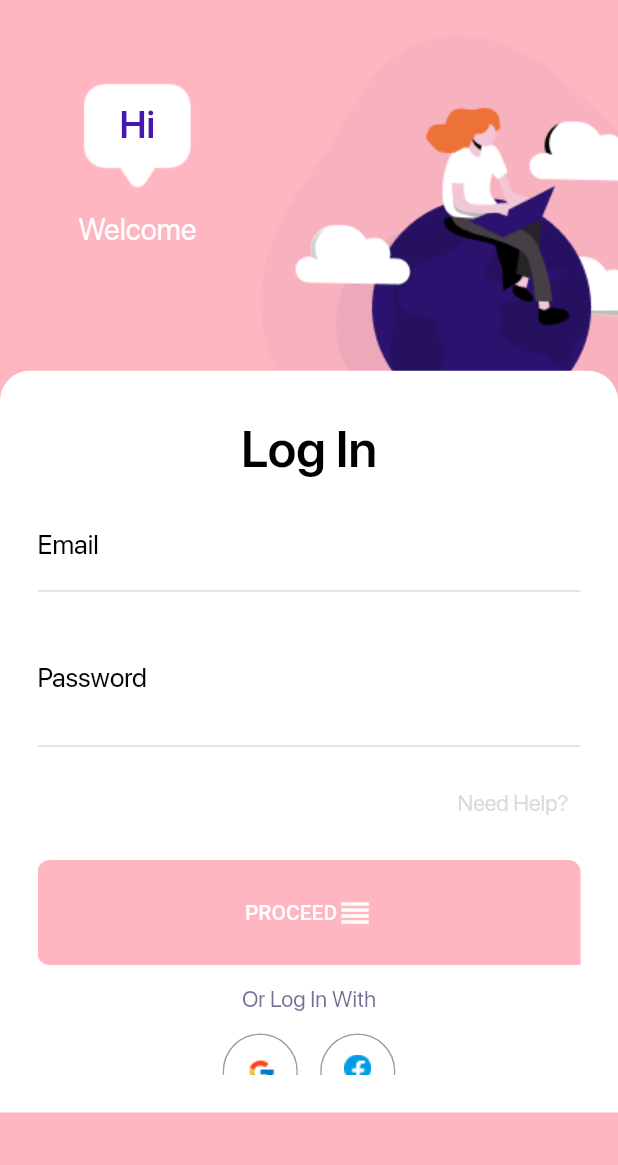
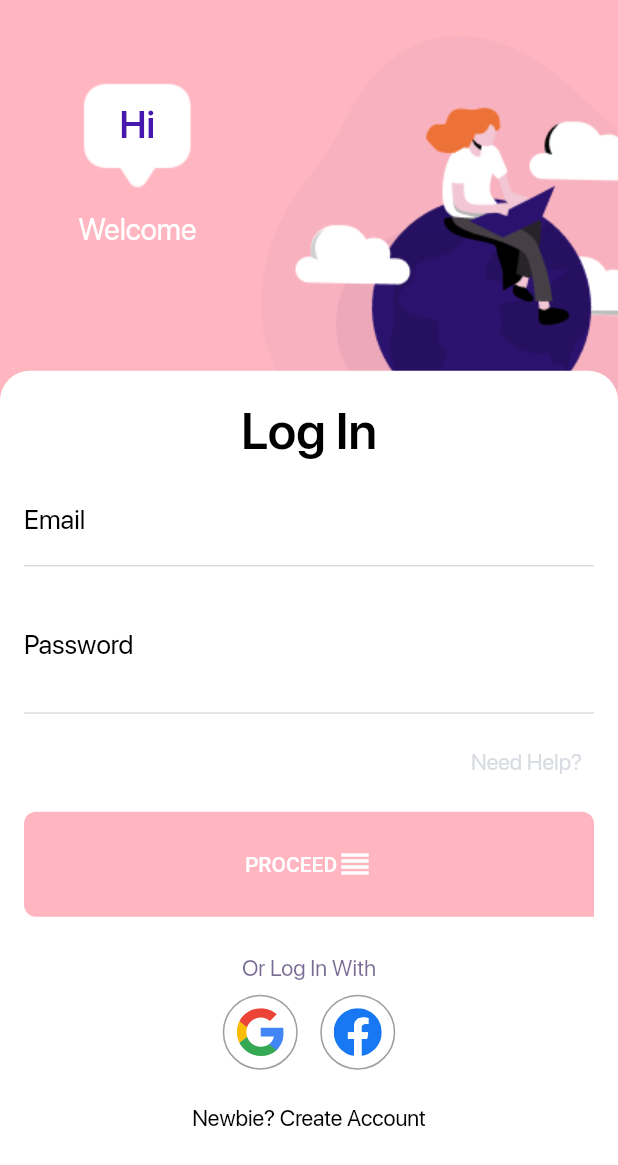
Before and after one commit to SPARSHAGGARWAL17/dating-app, a Flutter app: the screen it shows after launch, after a tap on "Get Started", on a phone screen of 412 x 824 dp. Shown: the top 1165 px of the screen. Run offline on Flutter 3.47's test engine with Material 2 defaults, Android fonts, the phone set to English and light mode, and no system bars; our stand-ins replace carousel_slider, flutter_svg, pin_code_fields.

Commit message:
bugs fixes

```diff
--- a/lib/main.dart
+++ b/lib/main.dart
@@ -1,3 +1,5 @@
+// @dart=2.9
+
 import 'package:bewp_life/routes.dart';
 import 'package:bewp_life/view/startup-screens/welcome-page.dart';
 import 'package:flutter/material.dart';
--- a/lib/view/startup-screens/login-email.dart
+++ b/lib/view/startup-screens/login-email.dart
@@ -2,6 +2,7 @@ import 'package:bewp_life/const.dart';
 import 'package:bewp_life/view/forgot-password/forgot-password.dart';
 import 'package:bewp_life/view/startup-screens/registerApp.dart';
 import 'package:flutter/material.dart';
+import 'package:flutter_svg/svg.dart';
 
 class LoginEmailPage extends StatefulWidget {
   static const Route = '/login';
@@ -78,9 +79,9 @@ class _LoginEmailPageState extends State<LoginEmailPage> {
                 ),
               ),
               Container(
-                height: size.height * 0.6,
+                height: size.height * 0.7,
                 width: double.infinity,
-                padding: EdgeInsets.all((25)),
+                padding: EdgeInsets.all((16)),
                 margin: EdgeInsets.only(top: size.height * 0.3),
                 decoration: BoxDecoration(
                   color: Colors.white,
@@ -91,7 +92,7 @@ class _LoginEmailPageState extends State<LoginEmailPage> {
                 ),
                 child: SingleChildScrollView(
                   child: Container(
-                    height: size.height * 0.65,
+                    height: size.height * 0.62,
                     child: Column(
                       mainAxisAlignment: MainAxisAlignment.spaceAround,
                       children: [
@@ -181,6 +182,9 @@ class _LoginEmailPageState extends State<LoginEmailPage> {
                           ),
                           onPressed: () {},
                         ),
+                        SizedBox(
+                          height: 8,
+                        ),
                         Text(
                           'Or Log In With',
                           style: buildTextStyle(
@@ -206,6 +210,9 @@ class _LoginEmailPageState extends State<LoginEmailPage> {
                             style: buildTextStyle(),
                           ),
                         ),
+                        // SizedBox(
+                        //   height: 1,
+                        // )
                       ],
                     ),
                   ),
@@ -222,6 +229,7 @@ class _LoginEmailPageState extends State<LoginEmailPage> {
     return InkWell(
       onTap: onPressed,
       child: Container(
+        padding: EdgeInsets.all(8),
         height: 50,
         width: 50,
         decoration: BoxDecoration(
@@ -233,7 +241,7 @@ class _LoginEmailPageState extends State<LoginEmailPage> {
         child: CircleAvatar(
           maxRadius: 20,
           backgroundColor: Colors.white,
-          child: Image.asset('assets/images/$imageName.png'),
+          child: SvgPicture.asset('assets/svg/$imageName.svg'),
         ),
       ),
     );
--- a/lib/view/startup-screens/registerApp.dart
+++ b/lib/view/startup-screens/registerApp.dart
@@ -26,11 +26,15 @@ class _RegisterAppState extends State<RegisterApp> {
   Widget build(BuildContext context) {
     return Scaffold(
       appBar: AppBar(
+        toolbarHeight: 30,
         leading: IconButton(
+          padding: EdgeInsets.all(10),
           icon: Icon(Icons.arrow_back_ios),
           onPressed: () {
             Navigator.of(context).pop();
           },
+
+          //constraints: BoxConstraints(minHeight: 10),
           color: Colors.black,
         ),
         elevation: 0,
@@ -40,6 +44,7 @@ class _RegisterAppState extends State<RegisterApp> {
         child: Padding(
           padding: const EdgeInsets.all(15.0),
           child: SingleChildScrollView(
+            physics: BouncingScrollPhysics(),
             child: Container(
               height: 800,
               child: Form(
--- a/lib/view/startup-screens/welcome-page.dart
+++ b/lib/view/startup-screens/welcome-page.dart
@@ -1,6 +1,7 @@
 import 'package:bewp_life/const.dart';
 import 'package:bewp_life/view/startup-screens/login-email.dart';
 import 'package:flutter/material.dart';
+import 'package:carousel_slider/carousel_slider.dart';
 
 class WelcomePage extends StatelessWidget {
   static const Route = '/';
@@ -9,14 +10,50 @@ class WelcomePage extends StatelessWidget {
     return Scaffold(
       body: SafeArea(
         child: Container(
+          margin: EdgeInsets.only(top: 10),
           height: getDeviceSize(context).height * 0.9,
           child: Column(
             crossAxisAlignment: CrossAxisAlignment.stretch,
-            mainAxisAlignment: MainAxisAlignment.spaceBetween,
+            mainAxisAlignment: MainAxisAlignment.spaceAround,
             children: [
-              Image.asset('assets/images/carousel.png'),
+              CarouselSlider(
+                options: CarouselOptions(
+                  initialPage: 0,
+                  autoPlay: true,
+                  viewportFraction: 1,
+                  height: getDeviceSize(context).height * 0.7,
+                  autoPlayInterval: Duration(seconds: 3),
+                  autoPlayAnimationDuration: Duration(milliseconds: 800),
+                  autoPlayCurve: Curves.fastOutSlowIn,
+                  enlargeCenterPage: true,
+                ),
+                items: [
+                  'assets/images/carousel.png',
+                  'assets/images/carousel1.jpeg',
+                  'assets/images/carousel2.jpeg',
+                  'assets/images/carousel3.jpeg',
+                  'assets/images/carousel4.jpeg',
+                  'assets/images/carousel5.jpeg',
+                ].map((i) {
+                  return Container(
+                    padding: EdgeInsets.all(10),
+                    child: Image.asset(
+                      '$i',
+                      fit: BoxFit.cover,
+                      width: getDeviceSize(context).width * 0.95,
+                    ),
+                  );
+                  // child: Text(
+                  //   'text $i',
+                  //   style: TextStyle(fontSize: 16.0),
+                  // )),
+                }).toList(),
+              ),
+              SizedBox(
+                height: 45,
+              ),
               Padding(
-                padding: const EdgeInsets.all(15.0),
+                padding: const EdgeInsets.symmetric(horizontal: 15),
                 child: CustomRaisedButton(
                   child: Text(
                     'Get Started',
--- a/pubspec.yaml
+++ b/pubspec.yaml
@@ -26,6 +26,8 @@ dependencies:
   cupertino_icons: ^1.0.2
   intl: ^0.17.0
   pin_code_fields: ^7.0.0
+  carousel_slider: ^3.0.0
+  flutter_svg: ^0.22.0
 
 dev_dependencies:
   flutter_test:
```
Also changed, not shown: assets/images/carousel1.jpeg (added), assets/images/carousel2.jpeg (added), assets/images/carousel3.jpeg (added), assets/images/carousel4.jpeg (added), assets/images/carousel5.jpeg (added), assets/svg/facebook.svg (renamed from assets/svg/facebook-logo-2019.svg), pubspec.lock.
